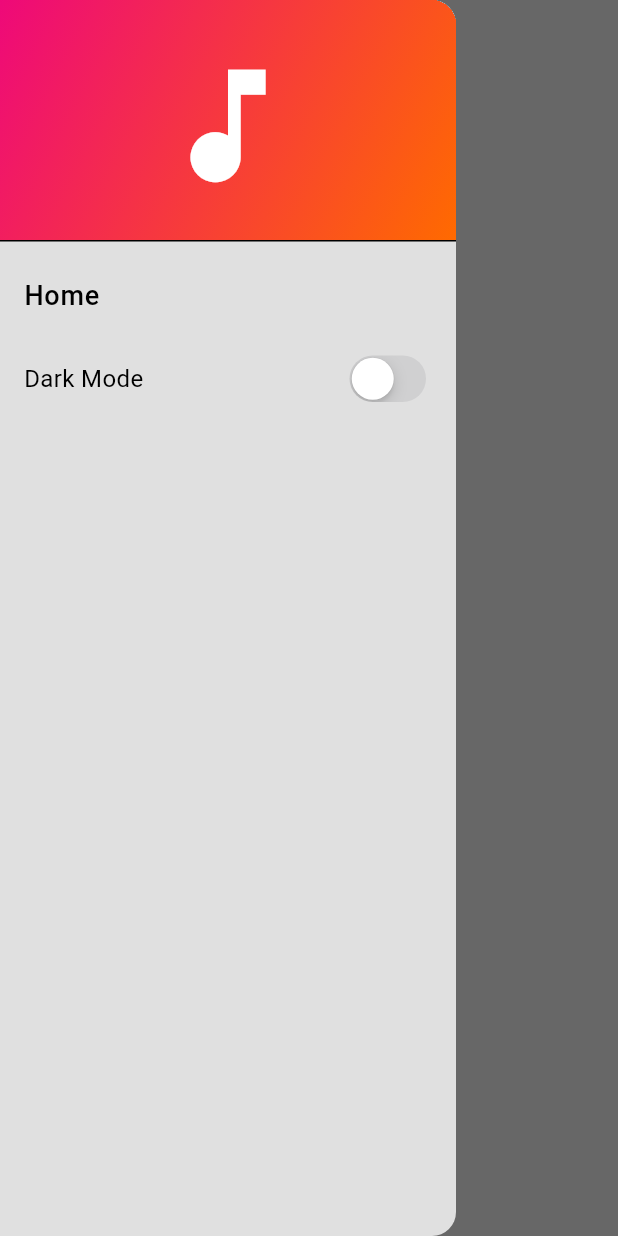
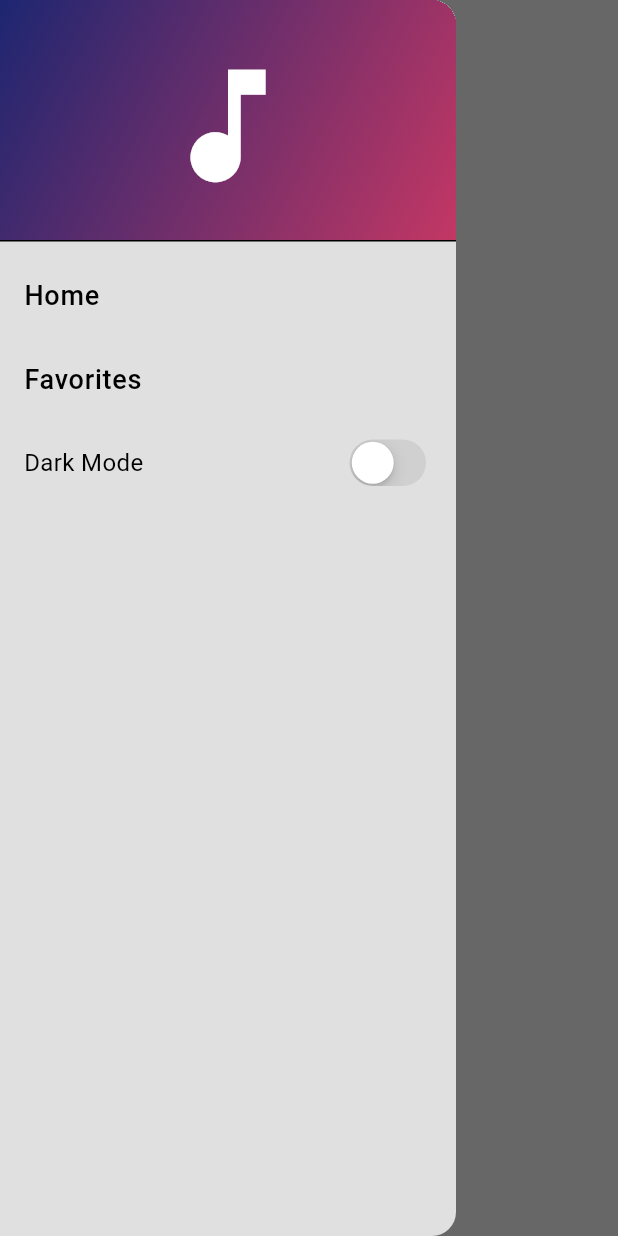
Before and after one commit to MihretDe/Music-Player-app, a Flutter app: the screen it shows after launch, with the side drawer open, on a phone screen of 412 x 824 dp. Run offline on Flutter 3.47's test engine with Material 3 defaults, Android fonts, the light colour scheme and no system bars; our stand-ins replace audioplayers, permission_handler, shared_preferences.

Commit message:
add favorites page

```diff
--- a/lib/models/playlist_provider.dart
+++ b/lib/models/playlist_provider.dart
@@ -158,6 +158,9 @@ class PlaylistProvider extends ChangeNotifier {
     _audioPlayer.dispose();
     super.dispose();
   }
+  void stopCurrentSong() {
+  _audioPlayer.stop();
+}
 
   // Getters and Setters
   List<Song> get playlist => _playlist;
--- a/lib/pages/home_page.dart
+++ b/lib/pages/home_page.dart
@@ -69,11 +69,12 @@ class _HomePageState extends State<HomePage> {
               decoration: BoxDecoration(
                 gradient: LinearGradient(
                   colors: isDarkMode
-                      ? [Colors.black87, Colors.grey.shade800]
-                      : [
-                          Color(0xFFEE0979), // Bright Pink
-                          Color(0xFFFF6A00), // Neon Orange
-                        ],
+                      ? [
+                          Color(0xFF0F2027),
+                          Color(0xFF203A43),
+                          Color(0xFF2C5364)
+                        ]
+                      : [Color(0xFF1D2671), Color(0xFFC33764)],
                   begin: Alignment.topLeft,
                   end: Alignment.bottomRight,
                 ),
@@ -89,16 +90,16 @@ class _HomePageState extends State<HomePage> {
               ),
               onTap: () => Navigator.pop(context),
             ),
-            // ListTile(
-            //   title: const Text(
-            //     'Favorites',
-            //     style: TextStyle(fontSize: 18, fontWeight: FontWeight.w500),
-            //   ),
-            //     onTap: () => Navigator.push(
-            //     context,
-            //     MaterialPageRoute(builder: (context) =>  FavoritesPage()),
-            //     ),
-            // ),
+            ListTile(
+              title: const Text(
+                'Favorites',
+                style: TextStyle(fontSize: 18, fontWeight: FontWeight.w500),
+              ),
+              onTap: () => Navigator.push(
+                context,
+                MaterialPageRoute(builder: (context) => FavoritesPage()),
+              ),
+            ),
             Padding(
               padding:
                   const EdgeInsets.symmetric(horizontal: 16.0, vertical: 8.0),
@@ -142,11 +143,12 @@ class _HomePageState extends State<HomePage> {
                 decoration: BoxDecoration(
                   gradient: LinearGradient(
                     colors: isDarkMode
-                        ? [Colors.black87, Colors.grey.shade800]
-                        : [
-                            Color(0xFFEE0979), // Bright Pink
-                            Color(0xFFFF6A00), // Neon Orange
-                          ],
+                        ? [
+                            Color(0xFF0F2027),
+                            Color(0xFF203A43),
+                            Color(0xFF2C5364)
+                          ]
+                        : [Color(0xFF1D2671), Color(0xFFC33764)],
                     begin: Alignment.topLeft,
                     end: Alignment.bottomRight,
                   ),
@@ -280,6 +282,7 @@ class _HomePageState extends State<HomePage> {
                     icon: Icon(Icons.close),
                     onPressed: () {
                       playlistProvider.currentSongIndex = null;
+                      value.stopCurrentSong();
                       setState(() {
                         isPlaying = false;
                       });
--- a/lib/utility/favourities.dart
+++ b/lib/utility/favourities.dart
@@ -15,4 +15,5 @@ Future<void> loadFavorites(List<Song> playlist) async {
       song.isFavorite = favoriteSongs.contains(song.songName);
     }
   }
+
 }
```
Also changed, not shown: lib/pages/favourites.dart (+101 -56 lines), lib/pages/song_page.dart (+5 -9 lines).
